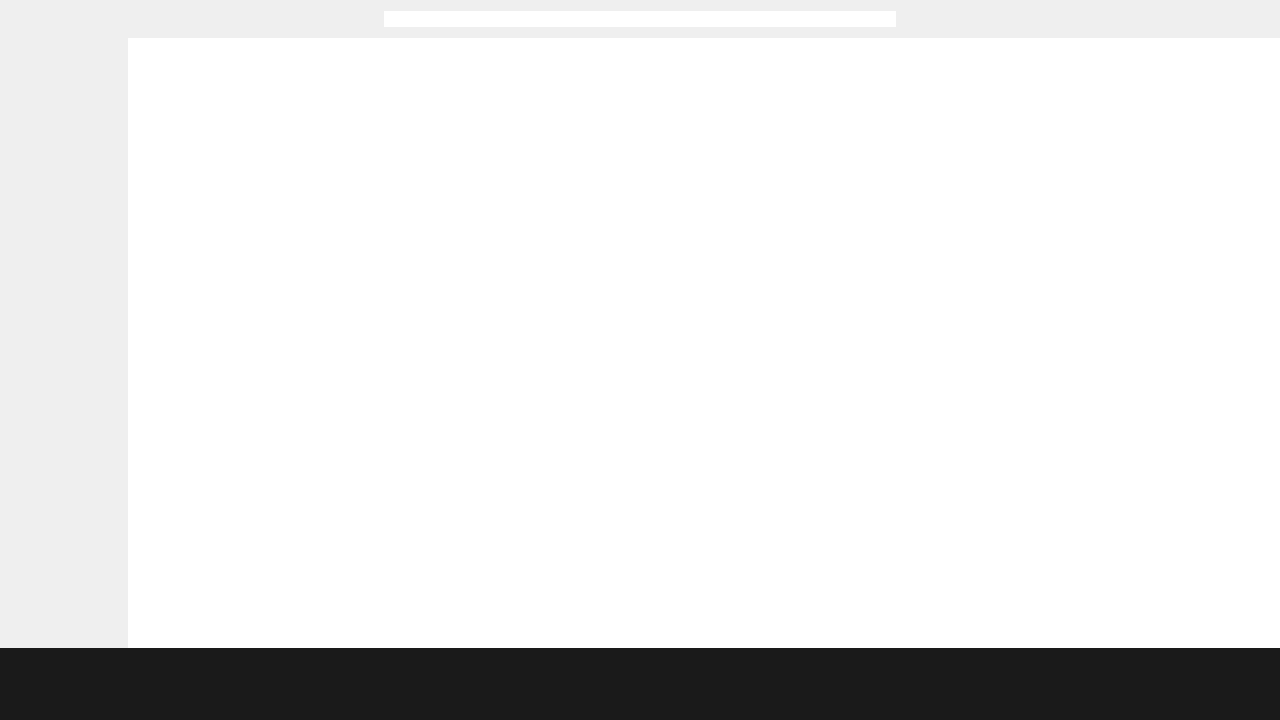
nate97/TiKi, file ui/TiKi Music.ui: the form before one commit.
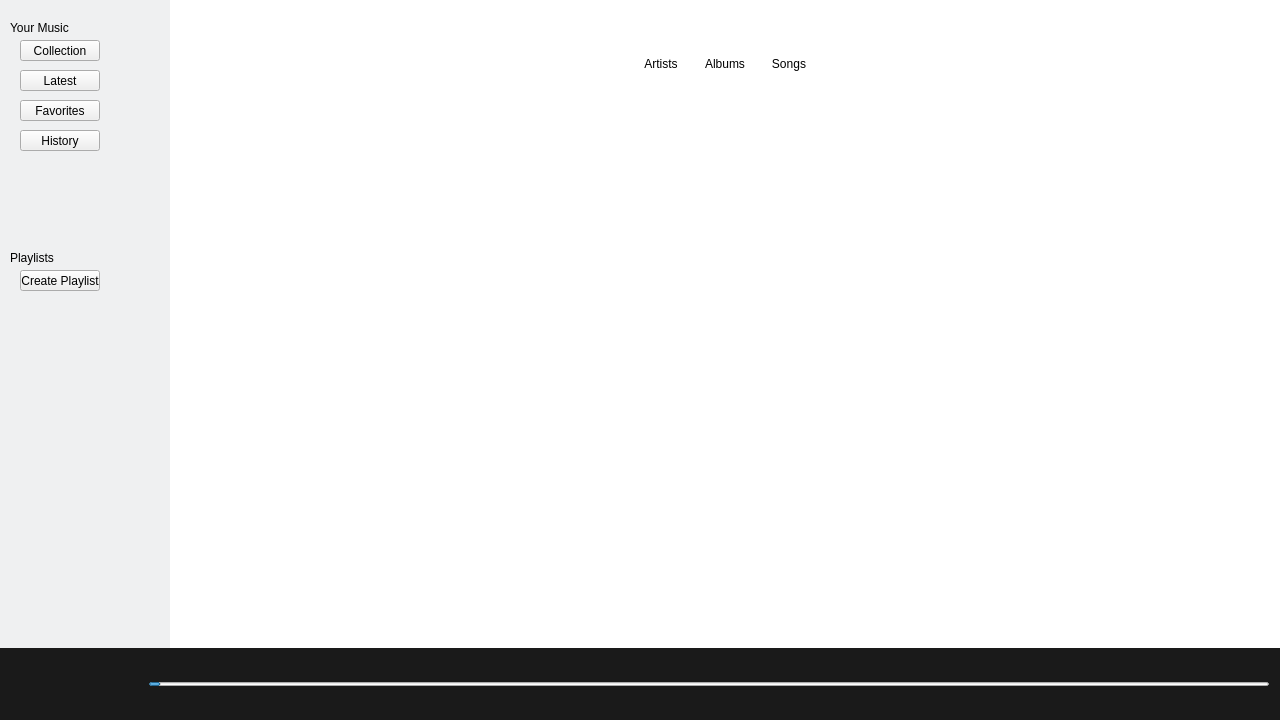
The form after the commit. Icons and pictures are not drawn.

The edit to the form file:
```diff
--- a/ui/TiKi Music.ui
+++ b/ui/TiKi Music.ui
@@ -45,7 +45,7 @@
     <property name="spacing">
      <number>0</number>
     </property>
-    <item row="2" column="0" colspan="2">
+    <item row="1" column="0" colspan="2">
      <widget class="QFrame" name="Main">
       <property name="minimumSize">
        <size>
@@ -75,27 +75,23 @@
        <property name="spacing">
         <number>0</number>
        </property>
-       <item row="0" column="1">
-        <widget class="QFrame" name="Music">
-         <property name="styleSheet">
-          <string notr="true">#Music { background-color: #ffffff; }</string>
-         </property>
-         <property name="frameShape">
-          <enum>QFrame::NoFrame</enum>
-         </property>
-         <property name="frameShadow">
-          <enum>QFrame::Plain</enum>
-         </property>
-        </widget>
-       </item>
        <item row="0" column="0">
         <widget class="QFrame" name="Scroll">
+         <property name="minimumSize">
+          <size>
+           <width>100</width>
+           <height>0</height>
+          </size>
+         </property>
          <property name="maximumSize">
           <size>
-           <width>128</width>
+           <width>170</width>
            <height>16777215</height>
           </size>
          </property>
+         <property name="styleSheet">
+          <string notr="true">#Scroll { background-color: #eff0f1; }</string>
+         </property>
          <property name="frameShape">
           <enum>QFrame::NoFrame</enum>
          </property>
@@ -105,15 +101,139 @@
          <property name="lineWidth">
           <number>0</number>
          </property>
-        </widget>
+         <widget class="QLabel" name="label">
+          <property name="geometry">
+           <rect>
+            <x>10</x>
+            <y>20</y>
+            <width>101</width>
+            <height>16</height>
+           </rect>
+          </property>
+          <property name="text">
+           <string>Your Music</string>
+          </property>
+         </widget>
+         <widget class="QLabel" name="label_2">
+          <property name="geometry">
+           <rect>
+            <x>10</x>
+            <y>250</y>
+            <width>101</width>
+            <height>16</height>
+           </rect>
+          </property>
+          <property name="text">
+           <string>Playlists</string>
+          </property>
+         </widget>
+         <widget class="QPushButton" name="pushButton">
+          <property name="geometry">
+           <rect>
+            <x>20</x>
+            <y>40</y>
+            <width>80</width>
+            <height>21</height>
+           </rect>
+          </property>
+          <property name="text">
+           <string>Collection</string>
+          </property>
+         </widget>
+         <widget class="QPushButton" name="pushButton_2">
+          <property name="geometry">
+           <rect>
+            <x>20</x>
+            <y>70</y>
+            <width>80</width>
+            <height>21</height>
+           </rect>
+          </property>
+          <property name="text">
+           <string>Latest</string>
+          </property>
+         </widget>
+         <widget class="QPushButton" name="pushButton_3">
+          <property name="geometry">
+           <rect>
+            <x>20</x>
+            <y>130</y>
+            <width>80</width>
+            <height>21</height>
+           </rect>
+          </property>
+          <property name="text">
+           <string>History</string>
+          </property>
+         </widget>
+         <widget class="QPushButton" name="pushButton_4">
+          <property name="geometry">
+           <rect>
+            <x>20</x>
+            <y>100</y>
+            <width>80</width>
+            <height>21</height>
+           </rect>
+          </property>
+          <property name="text">
+           <string>Favorites</string>
+          </property>
+         </widget>
+         <widget class="QPushButton" name="pushButton_5">
+          <property name="geometry">
+           <rect>
+            <x>20</x>
+            <y>270</y>
+            <width>80</width>
+            <height>21</height>
+           </rect>
+          </property>
+          <property name="text">
+           <string>Create Playlist</string>
+          </property>
+         </widget>
+        </widget>
        </item>
-      </layout>
-      <zorder>Scroll</zorder>
-      <zorder>Music</zorder>
-     </widget>
-    </item>
-    <item row="1" column="0" colspan="2">
-     <widget class="QFrame" name="Search">
+       <item row="0" column="1">
+        <widget class="QFrame" name="Info">
+         <property name="styleSheet">
+          <string notr="true">#Info { background-color: #ffffff; }</string>
+         </property>
+         <property name="frameShape">
+          <enum>QFrame::NoFrame</enum>
+         </property>
+         <property name="frameShadow">
+          <enum>QFrame::Plain</enum>
+         </property>
+         <layout class="QGridLayout" name="gridLayout_5">
+          <property name="leftMargin">
+           <number>0</number>
+          </property>
+          <property name="topMargin">
+           <number>0</number>
+          </property>
+          <property name="rightMargin">
+           <number>0</number>
+          </property>
+          <property name="bottomMargin">
+           <number>0</number>
+          </property>
+          <property name="spacing">
+           <number>0</number>
+          </property>
+          <item row="1" column="0">
+           <widget class="QFrame" name="Music">
+            <property name="frameShape">
+             <enum>QFrame::NoFrame</enum>
+            </property>
+            <property name="frameShadow">
+             <enum>QFrame::Plain</enum>
+            </property>
+            <zorder>Banner</zorder>
+           </widget>
+          </item>
+          <item row="0" column="0">
+           <widget class="QFrame" name="Banner">
       <property name="minimumSize">
        <size>
         <width>0</width>
@@ -123,11 +243,11 @@
       <property name="maximumSize">
        <size>
         <width>16777215</width>
-        <height>38</height>
-       </size>
-      </property>
-      <property name="layoutDirection">
-       <enum>Qt::LeftToRight</enum>
+              <height>128</height>
+             </size>
+            </property>
+            <property name="styleSheet">
+             <string notr="true">#Banner { background-color: #ffffff; }</string>
       </property>
       <property name="frameShape">
        <enum>QFrame::NoFrame</enum>
@@ -135,27 +255,106 @@
       <property name="frameShadow">
        <enum>QFrame::Plain</enum>
       </property>
-      <layout class="QGridLayout" name="gridLayout_4">
+            <layout class="QGridLayout" name="gridLayout_6">
+             <property name="leftMargin">
+              <number>0</number>
+             </property>
+             <property name="topMargin">
+              <number>0</number>
+             </property>
+             <property name="rightMargin">
+              <number>0</number>
+             </property>
+             <property name="bottomMargin">
+              <number>0</number>
+             </property>
+             <property name="spacing">
+              <number>0</number>
+             </property>
+             <item row="0" column="1">
+              <widget class="QPushButton" name="pushButton_7">
+               <property name="maximumSize">
+                <size>
+                 <width>64</width>
+                 <height>16777215</height>
+                </size>
+               </property>
+               <property name="text">
+                <string>Artists</string>
+               </property>
+               <property name="flat">
+                <bool>true</bool>
+               </property>
+              </widget>
+             </item>
+             <item row="0" column="2">
+              <widget class="QPushButton" name="pushButton_6">
+               <property name="minimumSize">
+                <size>
+                 <width>0</width>
+                 <height>0</height>
+                </size>
+               </property>
+               <property name="maximumSize">
+                <size>
+                 <width>64</width>
+                 <height>16777215</height>
+                </size>
+               </property>
+               <property name="text">
+                <string>Albums</string>
+               </property>
+               <property name="flat">
+                <bool>true</bool>
+               </property>
+              </widget>
+             </item>
+             <item row="0" column="5">
+              <widget class="QPushButton" name="pushButton_8">
+               <property name="maximumSize">
+                <size>
+                 <width>64</width>
+                 <height>16777215</height>
+                </size>
+               </property>
+               <property name="text">
+                <string>Songs</string>
+               </property>
+               <property name="flat">
+                <bool>true</bool>
+               </property>
+              </widget>
+             </item>
        <item row="0" column="0">
-        <widget class="QLineEdit" name="lineEdit">
-         <property name="maximumSize">
-          <size>
-           <width>512</width>
-           <height>20</height>
-          </size>
-         </property>
-         <property name="focusPolicy">
-          <enum>Qt::ClickFocus</enum>
-         </property>
-         <property name="frame">
-          <bool>false</bool>
-         </property>
+              <widget class="QFrame" name="empty1">
+               <property name="frameShape">
+                <enum>QFrame::NoFrame</enum>
+               </property>
+               <property name="frameShadow">
+                <enum>QFrame::Plain</enum>
+               </property>
+              </widget>
+             </item>
+             <item row="0" column="6">
+              <widget class="QFrame" name="empty2">
+               <property name="frameShape">
+                <enum>QFrame::NoFrame</enum>
+               </property>
+               <property name="frameShadow">
+                <enum>QFrame::Plain</enum>
+               </property>
         </widget>
        </item>
       </layout>
      </widget>
     </item>
-    <item row="3" column="0" colspan="2">
+         </layout>
+        </widget>
+       </item>
+      </layout>
+     </widget>
+    </item>
+    <item row="2" column="0" colspan="2">
      <widget class="QFrame" name="Controls">
       <property name="sizePolicy">
        <sizepolicy hsizetype="Preferred" vsizetype="Preferred">
@@ -178,14 +377,78 @@
       <property name="frameShadow">
        <enum>QFrame::Plain</enum>
       </property>
-      <widget class="QPushButton" name="reverse">
-       <property name="geometry">
-        <rect>
-         <x>60</x>
-         <y>20</y>
-         <width>41</width>
-         <height>41</height>
-        </rect>
+      <layout class="QGridLayout" name="gridLayout_4">
+       <item row="2" column="1">
+        <widget class="QPushButton" name="pause_btn">
+         <property name="sizePolicy">
+          <sizepolicy hsizetype="Fixed" vsizetype="Fixed">
+           <horstretch>0</horstretch>
+           <verstretch>0</verstretch>
+          </sizepolicy>
+         </property>
+         <property name="focusPolicy">
+          <enum>Qt::ClickFocus</enum>
+         </property>
+         <property name="text">
+          <string/>
+         </property>
+         <property name="icon">
+          <iconset>
+           <normaloff>../images/pause.png</normaloff>../images/pause.png</iconset>
+         </property>
+         <property name="iconSize">
+          <size>
+           <width>50</width>
+           <height>50</height>
+          </size>
+         </property>
+         <property name="default">
+          <bool>false</bool>
+         </property>
+         <property name="flat">
+          <bool>true</bool>
+         </property>
+        </widget>
+       </item>
+       <item row="2" column="2">
+        <widget class="QPushButton" name="next_btn">
+         <property name="sizePolicy">
+          <sizepolicy hsizetype="Fixed" vsizetype="Fixed">
+           <horstretch>0</horstretch>
+           <verstretch>0</verstretch>
+          </sizepolicy>
+         </property>
+         <property name="focusPolicy">
+          <enum>Qt::ClickFocus</enum>
+         </property>
+         <property name="text">
+          <string/>
+         </property>
+         <property name="icon">
+          <iconset>
+           <normaloff>../images/arrow_r.png</normaloff>../images/arrow_r.png</iconset>
+         </property>
+         <property name="iconSize">
+          <size>
+           <width>30</width>
+           <height>30</height>
+          </size>
+         </property>
+         <property name="default">
+          <bool>false</bool>
+         </property>
+         <property name="flat">
+          <bool>true</bool>
+         </property>
+        </widget>
+       </item>
+       <item row="2" column="0">
+        <widget class="QPushButton" name="reverse_btn">
+         <property name="sizePolicy">
+          <sizepolicy hsizetype="Fixed" vsizetype="Fixed">
+           <horstretch>0</horstretch>
+           <verstretch>0</verstretch>
+          </sizepolicy>
        </property>
        <property name="focusPolicy">
         <enum>Qt::ClickFocus</enum>
@@ -213,38 +476,39 @@
         <bool>true</bool>
        </property>
       </widget>
-      <widget class="QPushButton" name="pushButton">
-       <property name="geometry">
-        <rect>
-         <x>160</x>
-         <y>20</y>
-         <width>41</width>
-         <height>41</height>
-        </rect>
-       </property>
-       <property name="focusPolicy">
-        <enum>Qt::ClickFocus</enum>
-       </property>
-       <property name="text">
-        <string/>
-       </property>
-       <property name="icon">
-        <iconset>
-         <normaloff>../images/arrow_r.png</normaloff>../images/arrow_r.png</iconset>
-       </property>
-       <property name="iconSize">
+       </item>
+       <item row="2" column="3">
+        <widget class="QProgressBar" name="music_bar">
+         <property name="sizePolicy">
+          <sizepolicy hsizetype="Minimum" vsizetype="Fixed">
+           <horstretch>0</horstretch>
+           <verstretch>0</verstretch>
+          </sizepolicy>
+         </property>
+         <property name="maximumSize">
         <size>
-         <width>30</width>
-         <height>30</height>
-        </size>
-       </property>
-       <property name="default">
+           <width>16777215</width>
+           <height>4</height>
+          </size>
+         </property>
+         <property name="value">
+          <number>1</number>
+         </property>
+         <property name="textVisible">
         <bool>false</bool>
        </property>
-       <property name="flat">
-        <bool>true</bool>
-       </property>
-      </widget>
+         <property name="orientation">
+          <enum>Qt::Horizontal</enum>
+         </property>
+         <property name="invertedAppearance">
+          <bool>false</bool>
+         </property>
+         <property name="format">
+          <string>%p%</string>
+         </property>
+        </widget>
+       </item>
+      </layout>
      </widget>
     </item>
    </layout>
```
Lines whose indentation alone changed are shown as unchanged.
